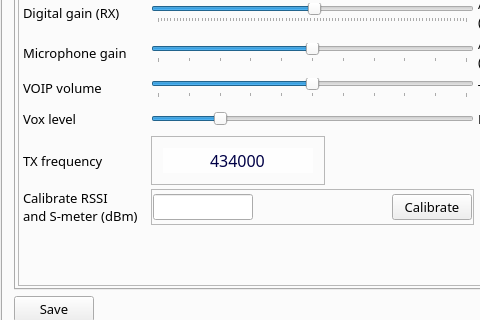
The window that mainwindow.ui (qradiolink/qradiolink) describes before a commit, drawn with Qt 5; both pictures show x 0 to 480 and y 211 to 531 of the 1280 by 721 pixel window.
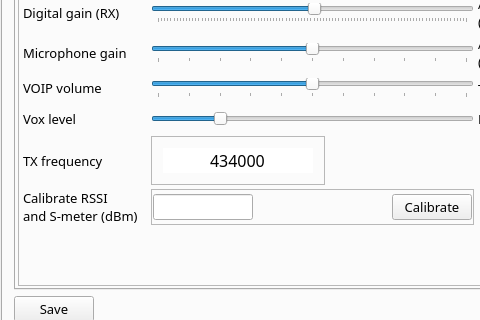
The same window after the commit. The open tabs and pages were chosen to show the change. Icons and pictures are not drawn. Custom widgets are drawn as their Qt base class.

Commit message: More CSS style

What changed in the file:
```diff
--- a/mainwindow.ui
+++ b/mainwindow.ui
@@ -3335,9 +3335,7 @@
                        <bool>false</bool>
                       </property>
                       <property name="styleSheet">
-                       <string notr="true">color: rgb(0, 0, 70);
-background-color: rgba(255, 255, 255, 180);
-font: 12pt &quot;Sans Serif&quot;;</string>
+                       <string notr="true">font: 12pt &quot;Sans Serif&quot;;</string>
                       </property>
                       <property name="inputMethodHints">
                        <set>Qt::ImhDigitsOnly</set>
```
The commit also changes 1 other file.
